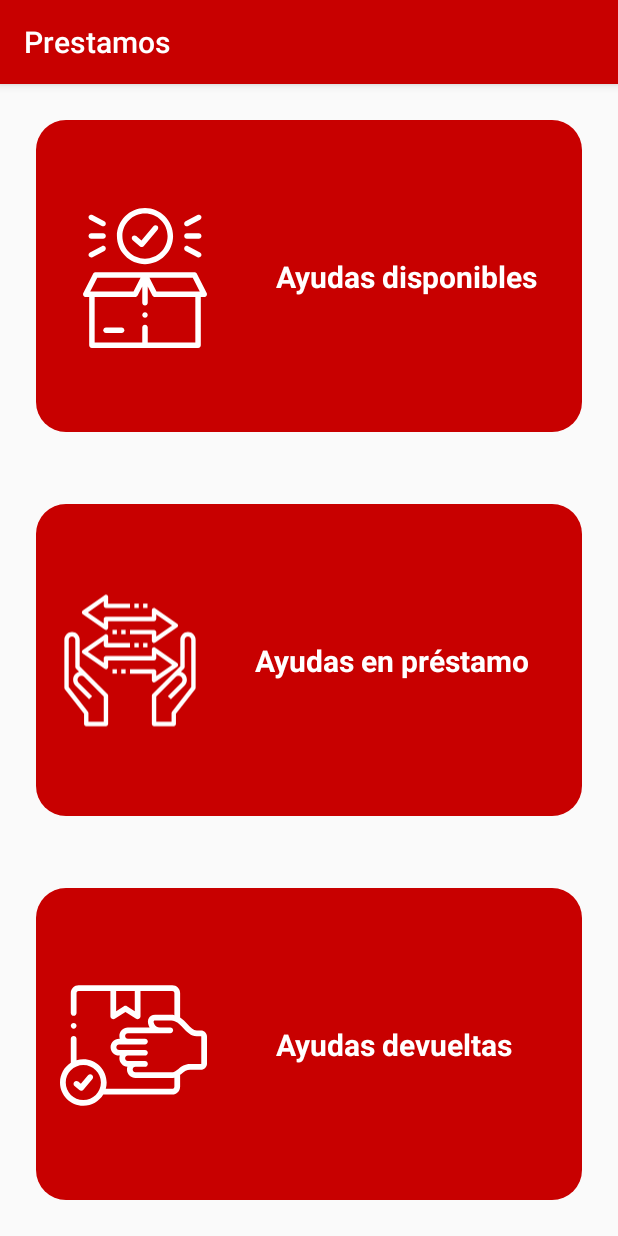
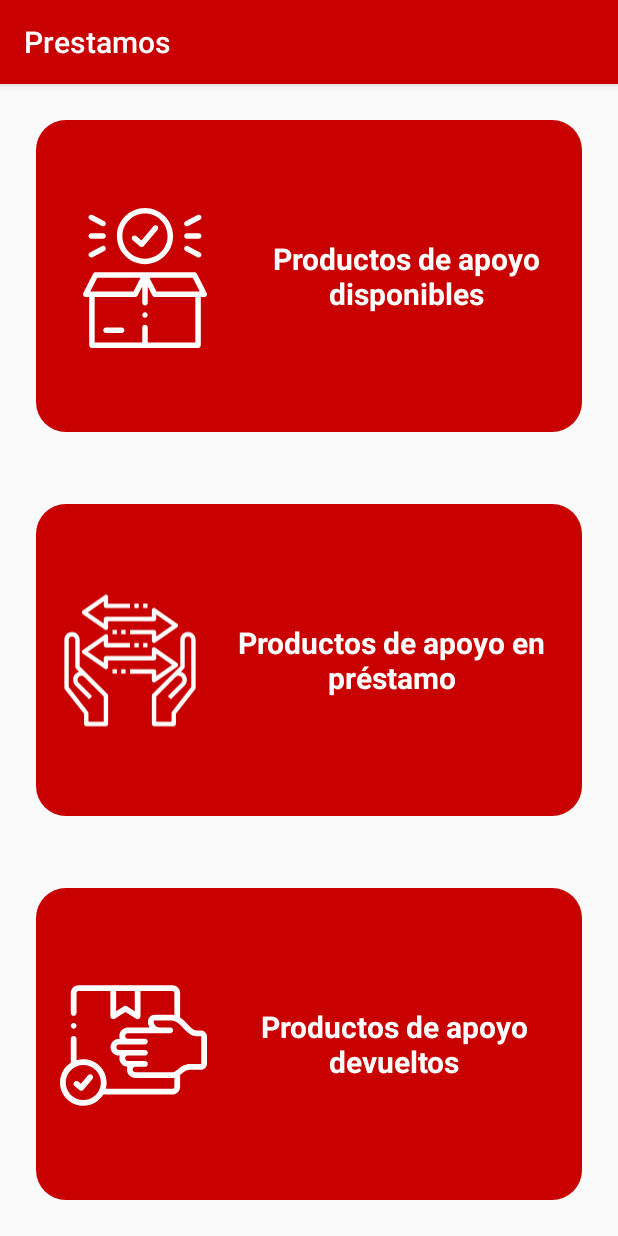
Before and after one commit to esgomezse/gestiondapp, an Android app: the LoanOptions screen opened directly, with no data from a screen before it, on a phone screen of 412 x 824 dp. Run offline under Robolectric (Android 15) with nearby library versions, the light colour scheme and no system bars.

Commit message:
Cambio de "asistencias personales" a productos de apoyo

```diff
--- a/app/src/main/AndroidManifest.xml
+++ b/app/src/main/AndroidManifest.xml
@@ -24,14 +24,14 @@
             android:label="Menú"/>
         <activity android:name=".MacroActivity" />
         <activity android:name=".UploadProduct"
-            android:label="Subir ayuda"
+            android:label="Subir un producto de apoyo"
             android:parentActivityName=".HomeActivity"
             android:theme="@style/MaterialAppTheme">
         </activity>
         <activity android:name=".OptionsActivity"
             android:label="Opciones"/>
         <activity android:name=".LocationsActivity"
-            android:label="Asistencias personales"/>
+            android:label="Productos de apoyo"/>
         <activity android:name=".LoanActivity"
             android:label="Gestionar prestamo"/>
         <activity android:name=".LoanOptions"
--- a/app/src/main/res/layout/estados.xml
+++ b/app/src/main/res/layout/estados.xml
@@ -20,14 +20,15 @@
             android:id="@+id/textView9"
             android:layout_width="0dp"
             android:layout_height="wrap_content"
-            android:text="Ayudas disponibles"
+            android:layout_margin="8dp"
+            android:gravity="center"
+            android:text="Productos de apoyo  disponibles"
             android:textColor="#FFFFFF"
             android:textSize="20sp"
             android:textStyle="bold"
-            android:layout_margin="8dp"
-            android:gravity="center"
             app:layout_constraintBottom_toBottomOf="parent"
             app:layout_constraintEnd_toEndOf="parent"
+            app:layout_constraintHorizontal_bias="0.4"
             app:layout_constraintStart_toEndOf="@+id/imageView9"
             app:layout_constraintTop_toTopOf="parent" />
 
@@ -58,12 +59,12 @@
             android:id="@+id/textView10"
             android:layout_width="0dp"
             android:layout_height="wrap_content"
-            android:text="Ayudas en préstamo"
+            android:layout_margin="8dp"
+            android:gravity="center"
+            android:text="Productos de apoyo en préstamo"
             android:textColor="#FFFFFF"
             android:textSize="20sp"
             android:textStyle="bold"
-            android:layout_margin="8dp"
-            android:gravity="center"
             app:layout_constraintBottom_toBottomOf="parent"
             app:layout_constraintEnd_toEndOf="parent"
             app:layout_constraintStart_toEndOf="@+id/imageView8"
@@ -96,12 +97,12 @@
             android:id="@+id/textView11"
             android:layout_width="0dp"
             android:layout_height="wrap_content"
-            android:text="Ayudas devueltas"
+            android:layout_margin="8dp"
+            android:gravity="center"
+            android:text="Productos de apoyo devueltos"
             android:textColor="#FFFFFF"
             android:textSize="20sp"
             android:textStyle="bold"
-            android:layout_margin="8dp"
-            android:gravity="center"
             app:layout_constraintBottom_toBottomOf="parent"
             app:layout_constraintEnd_toEndOf="parent"
             app:layout_constraintStart_toEndOf="@+id/imageView7"
--- a/app/src/main/res/layout/form.xml
+++ b/app/src/main/res/layout/form.xml
@@ -133,7 +133,7 @@
             style="@style/Widget.MaterialComponents.TextInputLayout.OutlinedBox"
             android:layout_width="match_parent"
             android:layout_height="wrap_content"
-            android:hint="ISO">
+            android:hint="ISO 9999">
 
             <com.google.android.material.textfield.TextInputEditText
                 android:id="@+id/edtIso"
--- a/app/src/main/res/layout/home_activity.xml
+++ b/app/src/main/res/layout/home_activity.xml
@@ -43,7 +43,7 @@
             android:layout_width="0dp"
             android:layout_height="wrap_content"
             android:layout_marginStart="96dp"
-            android:text="Asistencias Personales"
+            android:text="Productos de apoyo"
             android:textAlignment="center"
             android:textAppearance="@style/TextAppearance.AppCompat.Large"
             android:textColor="#FFFFFF"
@@ -51,6 +51,7 @@
             android:textStyle="bold"
             app:layout_constraintBottom_toBottomOf="parent"
             app:layout_constraintEnd_toEndOf="parent"
+            app:layout_constraintHorizontal_bias="0.6"
             app:layout_constraintStart_toStartOf="@+id/asistencias"
             app:layout_constraintTop_toTopOf="parent" />
 
--- a/app/src/main/res/layout/item_inventory.xml
+++ b/app/src/main/res/layout/item_inventory.xml
@@ -108,7 +108,7 @@
         app:layout_constraintEnd_toEndOf="parent"
         app:layout_constraintStart_toEndOf="@+id/imageInventario"
         app:layout_constraintTop_toBottomOf="@+id/txvEstadoInv"
-        tools:text="ISO" />
+        tools:text="ISO 9999" />
 
     <Button
         android:id="@+id/btnConfirm"
--- a/app/src/main/res/layout/options.xml
+++ b/app/src/main/res/layout/options.xml
@@ -31,15 +31,17 @@
             android:layout_width="0dp"
             android:layout_height="wrap_content"
             android:layout_marginStart="8dp"
-            android:text="Subir una ayuda"
+            android:text="Subir un producto de apoyo"
             android:textAlignment="center"
             android:textColor="#FFFFFF"
             android:textSize="20sp"
             android:textStyle="bold"
             app:layout_constraintBottom_toBottomOf="parent"
             app:layout_constraintEnd_toEndOf="parent"
+            app:layout_constraintHorizontal_bias="1.0"
             app:layout_constraintStart_toEndOf="@+id/imageView4"
-            app:layout_constraintTop_toTopOf="parent" />
+            app:layout_constraintTop_toTopOf="parent"
+            app:layout_constraintVertical_bias="0.502" />
     </androidx.constraintlayout.widget.ConstraintLayout>
 
     <androidx.constraintlayout.widget.ConstraintLayout
```
